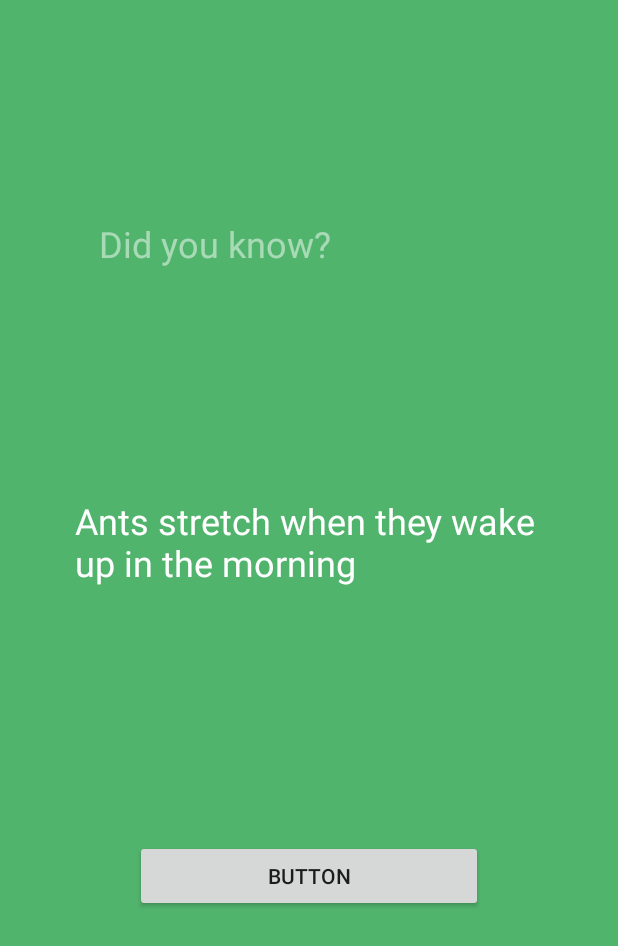
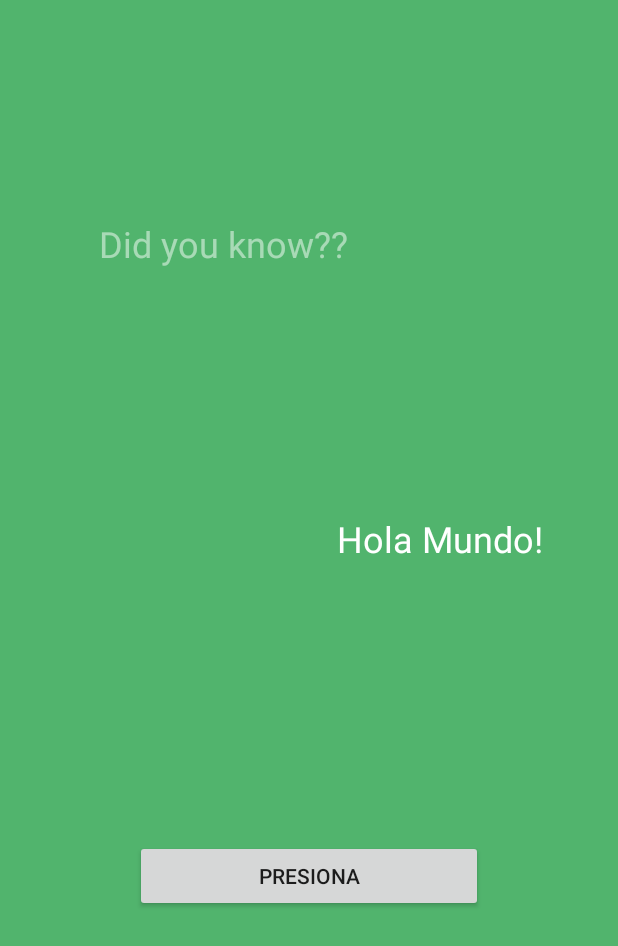
Before and after one commit to DidierMatos/Mensajes-Aleatorios, an Android app: the screen it shows after launch (MainActivity), on a phone screen of 412 x 824 dp. Shown: the top 946 px of the screen. Run offline under Robolectric (Android 15) with nearby library versions, the phone set to English and light mode, and no system bars.

Commit message:
Se enlazo con strings.xml los nombres en el layout pero presenta Error (AndroidStudio no reconoce los ID)

```diff
--- a/app/src/main/java/com/nohochdevelopers/galletuna/MainActivity.java
+++ b/app/src/main/java/com/nohochdevelopers/galletuna/MainActivity.java
@@ -39,6 +39,8 @@ public class MainActivity extends AppCompatActivity {
                 constraintLayout.setBackgroundColor(color);
 
 
+
+
             }
         });
 
--- a/app/src/main/res/layout/activity_main.xml
+++ b/app/src/main/res/layout/activity_main.xml
@@ -15,7 +15,7 @@
         android:layout_height="wrap_content"
         android:layout_marginStart="16dp"
         android:layout_marginTop="96dp"
-        android:text="Did you know?"
+        android:text="@string/titulo1"
         android:textColor="#80ffffff"
         android:textSize="24sp"
         app:layout_constraintStart_toStartOf="parent"
@@ -25,7 +25,7 @@
         android:id="@+id/bienvenidaTxtV"
         android:layout_width="wrap_content"
         android:layout_height="wrap_content"
-        android:text="Ants stretch when they wake up in the morning"
+        android:text="@string/cuerpo"
         android:textColor="@android:color/white"
         android:textSize="24sp"
         app:layout_constraintBottom_toBottomOf="parent"
@@ -39,7 +39,7 @@
         android:layout_height="wrap_content"
         android:layout_marginTop="8dp"
         android:layout_marginBottom="128dp"
-        android:text="Button"
+        android:text="@string/button1"
         app:layout_constraintBottom_toBottomOf="parent"
         app:layout_constraintEnd_toEndOf="parent"
         app:layout_constraintHorizontal_bias="0.497"
--- a/app/src/main/res/values/strings.xml
+++ b/app/src/main/res/values/strings.xml
@@ -1,4 +1,6 @@
 <resources>
     <string name="app_name">Galletuna</string>
-    <string name="textview">TextView</string>
+    <string name="titulo1">Did you know??</string>
+    <string name="button1">Presiona</string>
+    <string name="cuerpo">Hola Mundo!</string>
 </resources>
```
